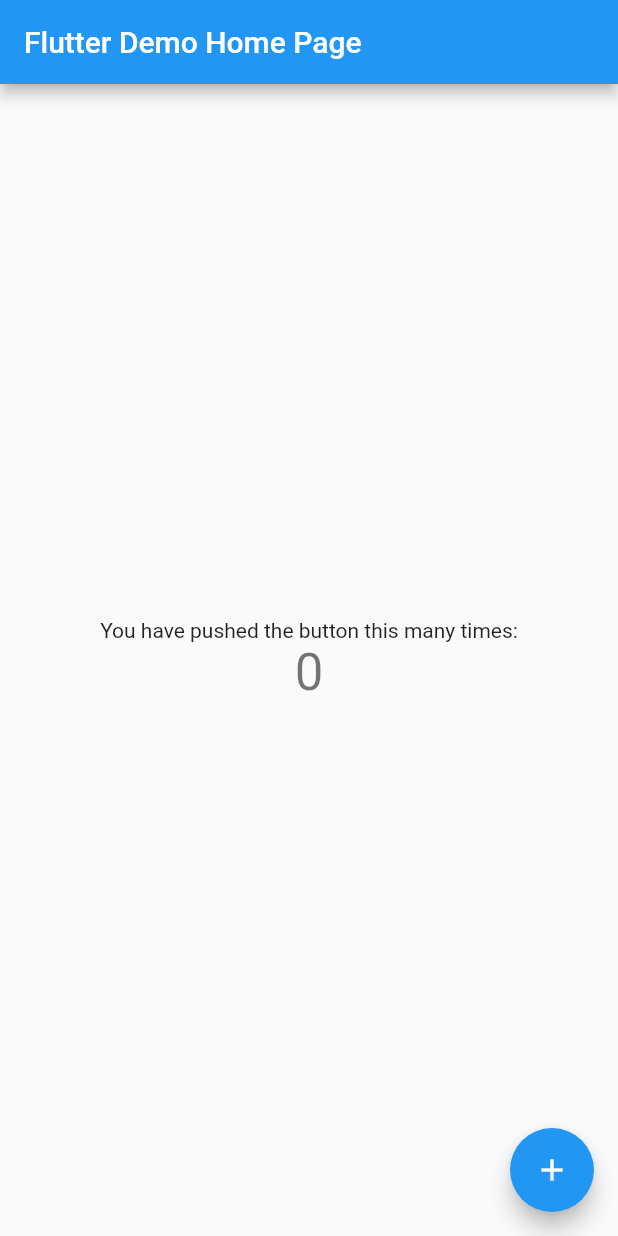
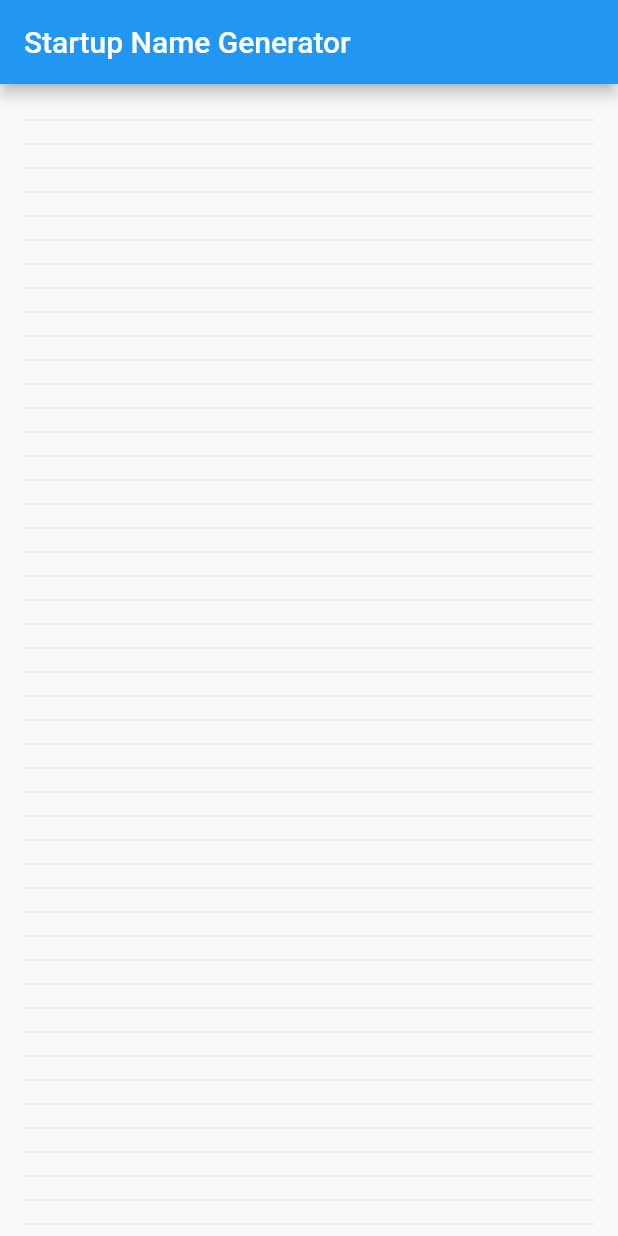
Before and after one commit to cyankaet/LiftSafe, a Flutter app: the screen it shows after launch, on a phone screen of 412 x 824 dp. Run offline on Flutter 3.47's test engine with Material 2 defaults, Android fonts, the phone set to English and light mode, and no system bars; our stand-ins replace sensors.

Commit message:
got accelerometer to work but not gyroscope

```diff
--- /dev/null
+++ b/lift_safe/lib/lift_tracker.dart
@@ -0,0 +1,81 @@
+import 'dart:async';
+import 'package:flutter/material.dart';
+import 'package:sensors/sensors.dart';
+
+class LiftTracker extends StatefulWidget {
+  const LiftTracker({Key? key}) : super(key: key);
+
+  @override
+  _LiftTrackerState createState() => _LiftTrackerState();
+}
+
+class _LiftTrackerState extends State<LiftTracker> {
+  List<double>? _userAccelerometerValues;
+  List<double>? _gyroscopeValues;
+  final _streamSubscriptions = <StreamSubscription<dynamic>>[];
+
+  Widget _buildSuggestions() {
+    final List<String>? userAccelerometer = _userAccelerometerValues
+        ?.map((double v) => v.toStringAsFixed(1))
+        .toList();
+    final List<String>? gyroscope =
+        _gyroscopeValues?.map((double v) => v.toStringAsFixed(1)).toList();
+    return ListView.builder(
+      padding: const EdgeInsets.all(16.0),
+      itemBuilder: /*1*/ (context, i) {
+        if (i.isOdd) return const Divider(); /*2*/
+
+        final index = i ~/ 2; /*3*/
+        final l = gyroscope?.length;
+        if (l == null) {
+          return const Divider();
+        }
+        if (index >= l) {
+          return const Divider();
+        }
+        return _buildRow(gyroscope?[index]);
+      },
+    );
+  }
+
+  Widget _buildRow(String? str) {
+    if (str != null) {
+      return ListTile(
+        title: Text(str),
+      );
+    }
+    return const ListTile(
+      title: Text("Accelerometer values finished."),
+    );
+  }
+
+  @override
+  Widget build(BuildContext context) {
+    return Scaffold(
+      appBar: AppBar(
+        title: const Text('Startup Name Generator'),
+      ),
+      body: _buildSuggestions(),
+    );
+  }
+
+  @override
+  void initState() {
+    super.initState();
+    _streamSubscriptions
+        .add(userAccelerometerEvents.listen((UserAccelerometerEvent event) {
+      setState(() {
+        _userAccelerometerValues = <double>[event.x, event.y, event.z];
+      });
+    }));
+    _streamSubscriptions.add(
+      gyroscopeEvents.listen(
+        (GyroscopeEvent event) {
+          setState(() {
+            _gyroscopeValues = <double>[event.x, event.y, event.z];
+          });
+        },
+      ),
+    );
+  }
+}
--- a/lift_safe/lib/main.dart
+++ b/lift_safe/lib/main.dart
@@ -1,115 +1,18 @@
+// Copyright 2018 The Flutter team. All rights reserved.
+// Use of this source code is governed by a BSD-style license that can be
+// found in the LICENSE file.
+
 import 'package:flutter/material.dart';
+import 'package:lift_safe/lift_tracker.dart';
 
-void main() {
-  runApp(const MyApp());
-}
+void main() => runApp(MyApp());
 
 class MyApp extends StatelessWidget {
-  const MyApp({Key? key}) : super(key: key);
-
-  // This widget is the root of your application.
   @override
   Widget build(BuildContext context) {
-    return MaterialApp(
-      title: 'Flutter Demo',
-      theme: ThemeData(
-        // This is the theme of your application.
-        //
-        // Try running your application with "flutter run". You'll see the
-        // application has a blue toolbar. Then, without quitting the app, try
-        // changing the primarySwatch below to Colors.green and then invoke
-        // "hot reload" (press "r" in the console where you ran "flutter run",
-        // or simply save your changes to "hot reload" in a Flutter IDE).
-        // Notice that the counter didn't reset back to zero; the application
-        // is not restarted.
-        primarySwatch: Colors.blue,
-      ),
-      home: const MyHomePage(title: 'Flutter Demo Home Page'),
+    return const MaterialApp(
+      title: 'Accelerometer Test',
+      home: LiftTracker(),
     );
   }
 }
-
-class MyHomePage extends StatefulWidget {
-  const MyHomePage({Key? key, required this.title}) : super(key: key);
-
-  // This widget is the home page of your application. It is stateful, meaning
-  // that it has a State object (defined below) that contains fields that affect
-  // how it looks.
-
-  // This class is the configuration for the state. It holds the values (in this
-  // case the title) provided by the parent (in this case the App widget) and
-  // used by the build method of the State. Fields in a Widget subclass are
-  // always marked "final".
-
-  final String title;
-
-  @override
-  State<MyHomePage> createState() => _MyHomePageState();
-}
-
-class _MyHomePageState extends State<MyHomePage> {
-  int _counter = 0;
-
-  void _incrementCounter() {
-    setState(() {
-      // This call to setState tells the Flutter framework that something has
-      // changed in this State, which causes it to rerun the build method below
-      // so that the display can reflect the updated values. If we changed
-      // _counter without calling setState(), then the build method would not be
-      // called again, and so nothing would appear to happen.
-      _counter++;
-    });
-  }
-
-  @override
-  Widget build(BuildContext context) {
-    // This method is rerun every time setState is called, for instance as done
-    // by the _incrementCounter method above.
-    //
-    // The Flutter framework has been optimized to make rerunning build methods
-    // fast, so that you can just rebuild anything that needs updating rather
-    // than having to individually change instances of widgets.
-    return Scaffold(
-      appBar: AppBar(
-        // Here we take the value from the MyHomePage object that was created by
-        // the App.build method, and use it to set our appbar title.
-        title: Text(widget.title),
-      ),
-      body: Center(
-        // Center is a layout widget. It takes a single child and positions it
-        // in the middle of the parent.
-        child: Column(
-          // Column is also a layout widget. It takes a list of children and
-          // arranges them vertically. By default, it sizes itself to fit its
-          // children horizontally, and tries to be as tall as its parent.
-          //
-          // Invoke "debug painting" (press "p" in the console, choose the
-          // "Toggle Debug Paint" action from the Flutter Inspector in Android
-          // Studio, or the "Toggle Debug Paint" command in Visual Studio Code)
-          // to see the wireframe for each widget.
-          //
-          // Column has various properties to control how it sizes itself and
-          // how it positions its children. Here we use mainAxisAlignment to
-          // center the children vertically; the main axis here is the vertical
-          // axis because Columns are vertical (the cross axis would be
-          // horizontal).
-          mainAxisAlignment: MainAxisAlignment.center,
-          children: <Widget>[
-            const Text(
-              'You have pushed the button this many times:',
-            ),
-            Text(
-              '$_counter',
-              style: Theme.of(context).textTheme.headline4,
-            ),
-          ],
-        ),
-      ),
-      floatingActionButton: FloatingActionButton(
-        onPressed: _incrementCounter,
-        tooltip: 'Increment',
-        child: const Icon(Icons.add),
-      ), // This trailing comma makes auto-formatting nicer for build methods.
-    );
-  }
-}
--- a/lift_safe/pubspec.yaml
+++ b/lift_safe/pubspec.yaml
@@ -34,6 +34,7 @@
   # The following adds the Cupertino Icons font to your application.
   # Use with the CupertinoIcons class for iOS style icons.
   cupertino_icons: ^1.0.2
+  sensors: ^2.0.3
 
 dev_dependencies:
   flutter_test:
```
Also changed, not shown: lift_safe/pubspec.lock, 1 other file.
